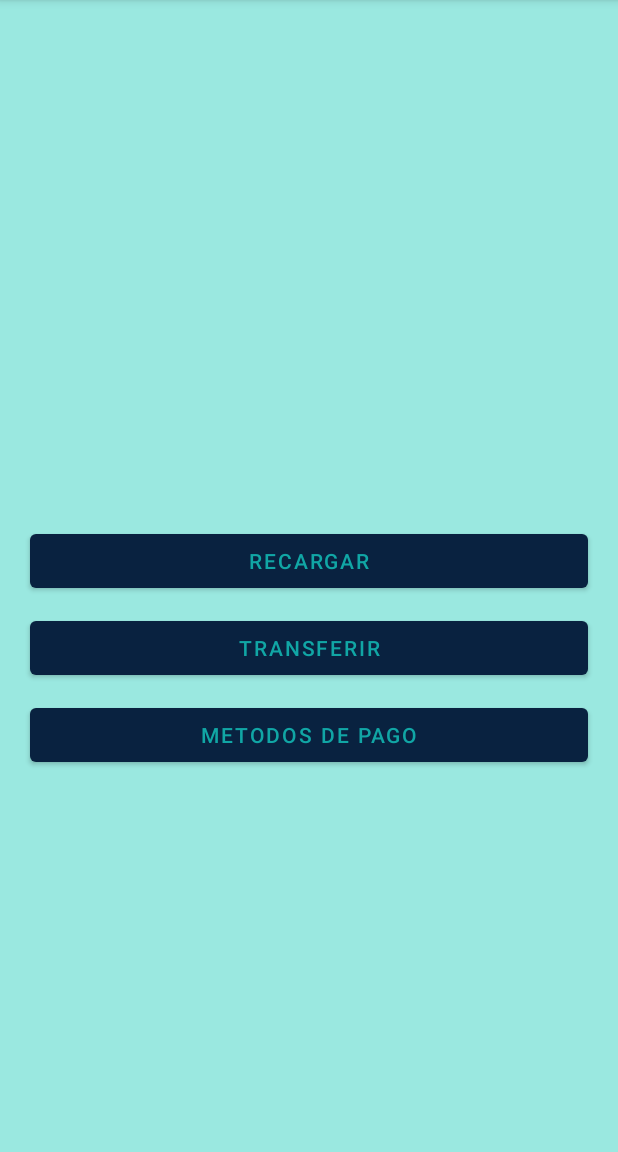
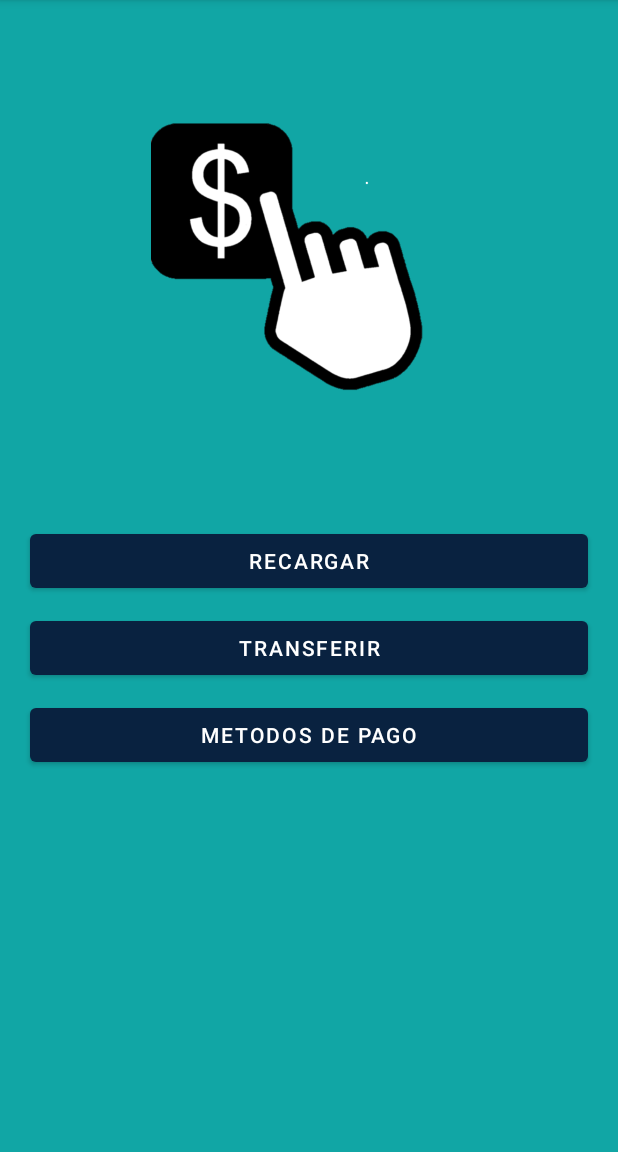
Before and after one commit to kevinanyoza/appmoviles, an Android app: the fragment GestinarSaldoFragment shown on its own in the app's theme, on a phone screen of 412 x 824 dp, the part 84-1236 px from its top. Run offline under Robolectric (Android 15) with nearby library versions, the phone set to English and light mode, and no system bars; network calls fail.

Commit message:
actualización diseño

```diff
--- a/app/src/main/res/layout/activity_login.xml
+++ b/app/src/main/res/layout/activity_login.xml
@@ -4,6 +4,7 @@
     xmlns:tools="http://schemas.android.com/tools"
     android:layout_width="match_parent"
     android:layout_height="match_parent"
+    android:background="@color/white"
     android:foregroundTint="@color/white"
     android:padding="20dp"
     tools:context=".ui.login.LoginActivity">
--- a/app/src/main/res/layout/fragment_gestinar_saldo.xml
+++ b/app/src/main/res/layout/fragment_gestinar_saldo.xml
@@ -1,13 +1,12 @@
 <?xml version="1.0" encoding="utf-8"?>
-<androidx.constraintlayout.widget.ConstraintLayout
-    xmlns:android="http://schemas.android.com/apk/res/android"
+<androidx.constraintlayout.widget.ConstraintLayout xmlns:android="http://schemas.android.com/apk/res/android"
     xmlns:app="http://schemas.android.com/apk/res-auto"
     xmlns:tools="http://schemas.android.com/tools"
     android:layout_width="match_parent"
     android:layout_height="match_parent"
-    tools:context=".GestinarSaldoFragment"
+    android:background="@color/white"
     android:orientation="vertical"
-    android:background="#9AE8E0">
+    tools:context=".GestinarSaldoFragment">
 
     <!-- TODO: Update blank fragment layout -->
 
@@ -19,23 +18,33 @@
         android:layout_marginLeft="20dp"
         android:layout_marginTop="350dp"
         android:layout_marginRight="20dp"
+        android:shadowColor="@color/blanco"
         android:text="RECARGAR"
+        android:textColor="#FFFFFF"
+        android:textColorHighlight="@color/blanco"
+        android:textColorLink="#FFFFFF"
         app:layout_constraintEnd_toEndOf="parent"
         app:layout_constraintHorizontal_bias="0.6"
         app:layout_constraintStart_toStartOf="parent"
-        app:layout_constraintTop_toTopOf="parent" />
+        app:layout_constraintTop_toTopOf="parent"
+        app:rippleColor="@color/blanco" />
 
     <Button
         android:id="@+id/btnTransferir"
         android:layout_width="match_parent"
         android:layout_height="wrap_content"
+        android:layout_marginLeft="20dp"
         android:layout_marginTop="10dp"
+        android:layout_marginRight="20dp"
         android:text="Transferir"
+        android:textColor="#FFFFFF"
+        android:textColorHighlight="@color/blanco"
+        android:textColorLink="@color/blanco"
         app:layout_constraintEnd_toEndOf="parent"
         app:layout_constraintStart_toStartOf="parent"
         app:layout_constraintTop_toBottomOf="@+id/btnRecargar"
-        android:layout_marginLeft="20dp"
-        android:layout_marginRight="20dp"/>
+        app:rippleColor="@color/blanco"
+        app:strokeColor="@color/blanco" />
 
     <Button
         android:id="@+id/btnMetodos"
@@ -44,10 +53,29 @@
         android:layout_marginLeft="20dp"
         android:layout_marginTop="10dp"
         android:layout_marginRight="20dp"
+        android:shadowColor="@color/blanco"
         android:text="Metodos de Pago"
+        android:textColor="#FFFFFF"
+        android:textColorHighlight="@color/blanco"
+        android:textColorLink="@color/blanco"
         app:layout_constraintEnd_toEndOf="parent"
         app:layout_constraintStart_toStartOf="parent"
-        app:layout_constraintTop_toBottomOf="@+id/btnTransferir" />
+        app:layout_constraintTop_toBottomOf="@+id/btnTransferir"
+        app:rippleColor="@color/blanco"
+        app:strokeColor="@color/blanco" />
+
+    <ImageView
+        android:id="@+id/imageView4"
+        android:layout_width="360dp"
+        android:layout_height="181dp"
+        android:layout_marginStart="40dp"
+        android:layout_marginTop="80dp"
+        android:layout_marginEnd="40dp"
+        android:src="@drawable/transferir"
+        app:layout_constraintEnd_toEndOf="parent"
+        app:layout_constraintHorizontal_bias="0.96"
+        app:layout_constraintStart_toStartOf="parent"
+        app:layout_constraintTop_toTopOf="parent" />
 
 
 </androidx.constraintlayout.widget.ConstraintLayout>
--- a/app/src/main/res/layout/fragment_metodosde_pago.xml
+++ b/app/src/main/res/layout/fragment_metodosde_pago.xml
@@ -3,8 +3,8 @@
     xmlns:tools="http://schemas.android.com/tools"
     android:layout_width="match_parent"
     android:layout_height="match_parent"
-    tools:context=".MetodosdePagoFragment"
-    android:background="#9AE8E0">
+    android:background="@color/white"
+    tools:context=".MetodosdePagoFragment">
 
     <!-- TODO: Update blank fragment layout -->
     <TextView
--- a/app/src/main/res/layout/nav_header_main.xml
+++ b/app/src/main/res/layout/nav_header_main.xml
@@ -14,11 +14,11 @@
 
     <ImageView
         android:id="@+id/imageView"
-        android:layout_width="wrap_content"
-        android:layout_height="wrap_content"
+        android:layout_width="98dp"
+        android:layout_height="87dp"
         android:contentDescription="@string/nav_header_desc"
         android:paddingTop="@dimen/nav_header_vertical_spacing"
-        app:srcCompat="@mipmap/ic_launcher_round" />
+        app:srcCompat="@drawable/perfil" />
 
     <TextView
         android:layout_width="match_parent"
--- a/app/src/main/res/menu/activity_main_drawer.xml
+++ b/app/src/main/res/menu/activity_main_drawer.xml
@@ -14,6 +14,7 @@
             android:id="@+id/nav_home"
             android:icon="@drawable/ic_menu_camera"
             android:title="@string/menu_home" />
+
         <item
             android:id="@+id/nav_gallery"
             android:icon="@drawable/ic_menu_gallery"
--- a/app/src/main/res/values/colors.xml
+++ b/app/src/main/res/values/colors.xml
@@ -7,4 +7,5 @@
     <color name="teal_700">#FF018786</color>
     <color name="black">#FF000000</color>
     <color name="white">#11A6A5</color>
+    <color name="blanco">#FFFFFF</color>
 </resources>
```
Also changed, not shown: app/src/main/res/layout/content_main.xml (+57 -2 lines), app/src/main/res/layout/fragment_gallery.xml (+26 -9 lines), app/src/main/res/layout/fragment_generarqr.xml (+15 -4 lines), app/src/main/res/layout/fragment_nav_pasajes.xml (+15 -4 lines), app/src/main/res/layout/fragment_recargar.xml (+7 -5 lines), app/src/main/res/layout/fragment_transferir.xml (+4 -5 lines), app/src/main/res/drawable/azul.png (added), app/src/main/res/drawable/metro.png (added), app/src/main/res/drawable/metropolitano.png (added), app/src/main/res/drawable/morado.png (added), app/src/main/res/drawable/perfil.png (added), app/src/main/res/drawable/rojo.png (added), app/src/main/res/drawable/transferir.png (added).
